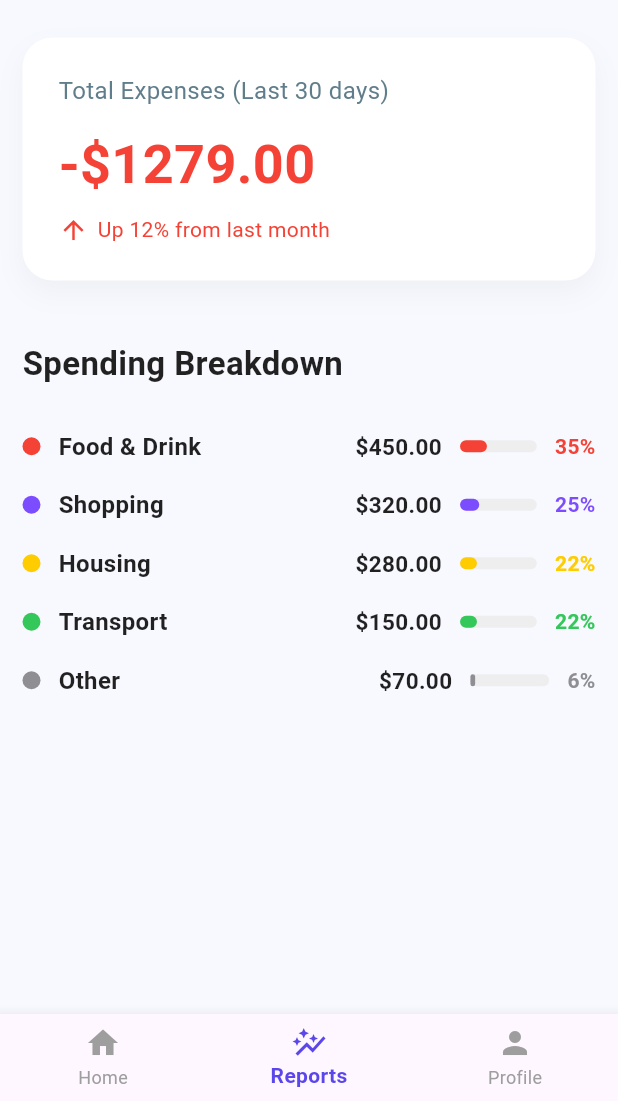
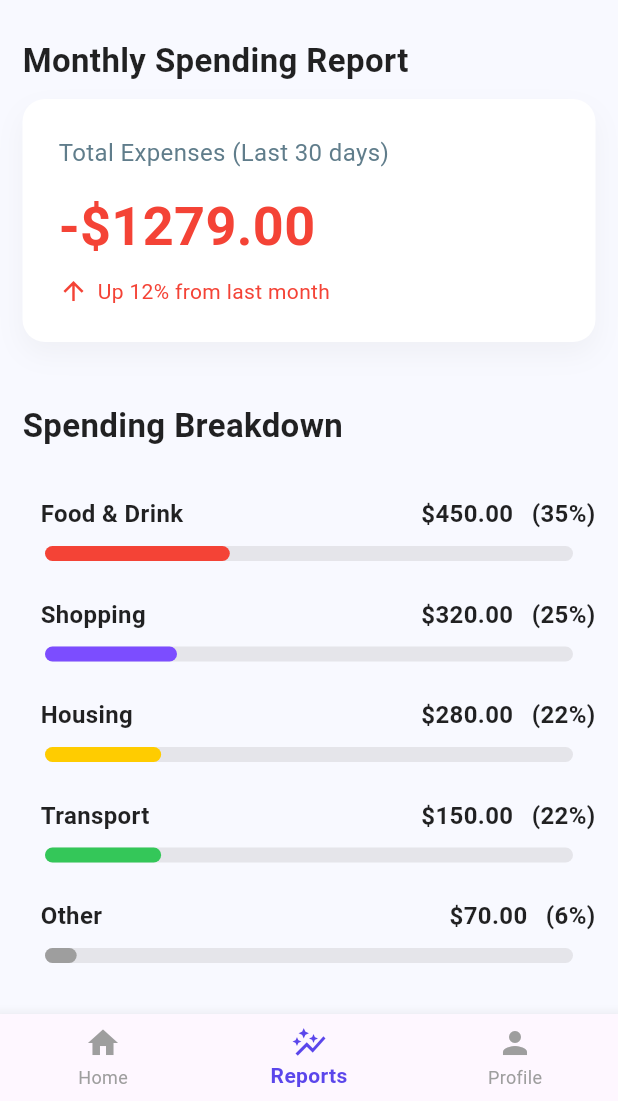
Before and after one commit to mb-shupto/assignment-two-flutter-UI-Masum-Bari-Supto-1930875, a Flutter app: the screen it shows after launch, item 2 of the bottom bar chosen, on a phone screen of 412 x 824 dp, the part 135-1236 px from its top. Run offline on Flutter 3.47's test engine with Material 3 defaults, Android fonts, the phone set to English and light mode, and no system bars; drawn by our look-alikes of percent_indicator.

Commit message:
refactor CategoryBar layout and improve report page styling

```diff
--- a/lib/screens/report_page.dart
+++ b/lib/screens/report_page.dart
@@ -28,6 +28,15 @@ class ReportPage extends StatelessWidget {
           crossAxisAlignment: CrossAxisAlignment.start,
           children: [
 
+            Padding(padding: EdgeInsets.all(5)),
+            const Text("Monthly Spending Report",
+              style: TextStyle(
+                fontSize: 22,
+                fontWeight: FontWeight.bold,
+                color: Colors.black87,
+              ),
+            ),
+
             const SizedBox(height: 10),
 
             Container(
@@ -35,7 +44,7 @@ class ReportPage extends StatelessWidget {
               padding: const EdgeInsets.all(24),
               decoration: BoxDecoration(
                 color: Colors.white,
-                borderRadius: BorderRadius.circular(20),
+                borderRadius: BorderRadius.circular(15),
                 boxShadow: [
                   BoxShadow(
                   color: Colors.grey.withOpacity(0.1),
@@ -97,7 +106,7 @@ class ReportPage extends StatelessWidget {
             CategoryBar(label: "Shopping", amount: "\$320.00", percentage: 0.25, color: Colors.deepPurpleAccent),
             CategoryBar(label: 'Housing', amount: "\$280.00", percentage: 0.22, color: CupertinoColors.systemYellow),
             CategoryBar(label: 'Transport', amount: '\$150.00', percentage: 0.22, color: CupertinoColors.systemGreen),
-            CategoryBar(label: 'Other', amount: '\$70.00', percentage: 0.06, color: CupertinoColors.systemGrey),
+            CategoryBar(label: 'Other', amount: '\$70.00', percentage: 0.06, color: Colors.grey),
 
           ],
         ),
--- a/lib/widgets/category_bar.dart
+++ b/lib/widgets/category_bar.dart
@@ -1,5 +1,7 @@
 import 'package:flutter/material.dart';
 import 'package:percent_indicator/percent_indicator.dart';
+import 'package:flutter/cupertino.dart';
+
 
 class CategoryBar extends StatelessWidget {
   final String label;
@@ -12,24 +14,18 @@ class CategoryBar extends StatelessWidget {
     required this.label,
     required this.amount,
     required this.percentage,
-    required this.color});
+    required this.color,
+  });
 
   @override
   Widget build(BuildContext context) {
-    return
-      Padding(padding: const EdgeInsets.symmetric(vertical: 8.0),
-      child: Row(
+    return Padding(
+      padding: const EdgeInsets.symmetric(vertical: 12.0),
+      child: Column(
+        crossAxisAlignment: CrossAxisAlignment.start,
         children: [
-          Container(
-            width: 12,
-              height: 12,
-              decoration: BoxDecoration(
-                color: color,
-                shape: BoxShape.circle,
-              ),
-          ),
-
-
+          Row(
+            children: [
               const SizedBox(width: 12),
 
               Expanded(
@@ -44,13 +40,12 @@ class CategoryBar extends StatelessWidget {
                 ),
               ),
 
-
               Expanded(
                 flex: 2,
                 child: Text(
                   amount,
                   style: const TextStyle(
-                  fontSize: 15,
+                    fontSize: 16,
                     fontWeight: FontWeight.bold,
                     color: Colors.black87,
                   ),
@@ -59,26 +54,38 @@ class CategoryBar extends StatelessWidget {
               ),
 
               const SizedBox(width: 12),
-          Expanded(child: LinearPercentIndicator(
-            lineHeight: 8.0,
+
+              Text(
+                "(${(percentage * 100).toInt()}%)",
+                style: TextStyle(
+                  fontSize: 16,
+                  fontWeight: FontWeight.bold,
+                  color: Colors.black87,
+                ),
+              ),
+            ],
+          ),
+
+          const SizedBox(height: 10),
+
+          Padding(
+            padding: const EdgeInsets.only(left: 5, right: 5),
+            child: Row(
+              children: [
+                Expanded(
+                  child: LinearPercentIndicator(
+                    lineHeight: 10,
                     percent: percentage,
-            backgroundColor: Colors.grey[200]!,
+                    backgroundColor: CupertinoColors.systemGrey5,
                     progressColor: color,
                     animation: true,
-            animationDuration: 1200,
+                    animationDuration: 1400,
                     barRadius: const Radius.circular(10),
-            padding: EdgeInsets.zero,
                   ),
                 ),
-          const SizedBox(width: 12),
-
-          Text("${(percentage * 100).toInt()}%",
-            style: TextStyle(
-              fontSize: 14,
-              fontWeight: FontWeight.bold,
-              color: color,
+              ],
             ),
-          )
+          ),
         ],
       ),
     );
```
Lines whose indentation alone changed are shown as unchanged.
